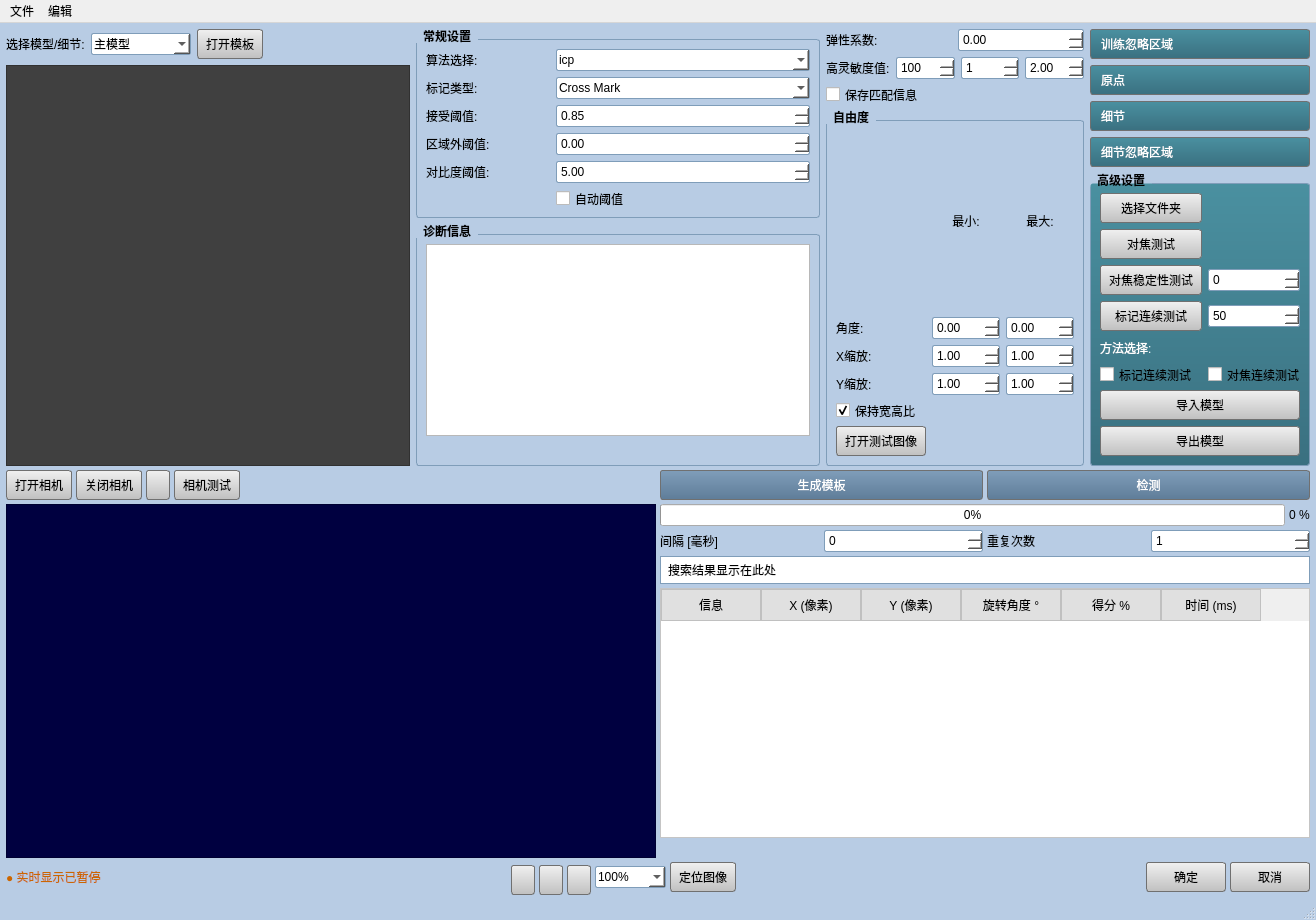
Qt form module/qtgui/src/mainwindow.ui (liushui446/mark_window) before a commit.
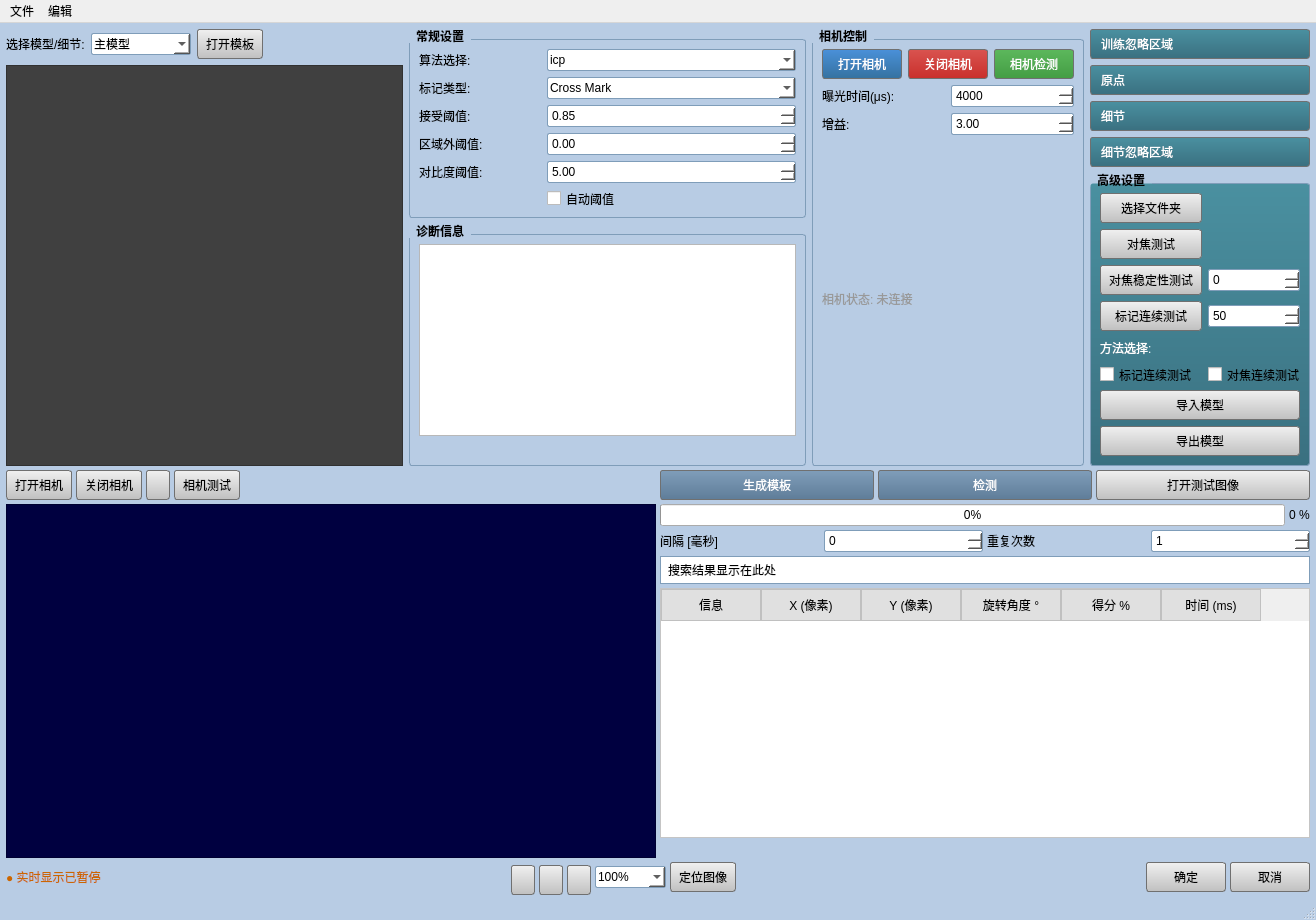
The same form after that commit. Icons and pictures are not drawn. Custom widgets are drawn as their Qt base class.

Commit message: 增加相机界面布局，以及匹配结果轮廓显示和杂点去除

What changed in the file:
```diff
--- a/module/qtgui/src/mainwindow.ui
+++ b/module/qtgui/src/mainwindow.ui
@@ -328,223 +328,123 @@
       <item>
        <layout class="QVBoxLayout" name="middleCenterLayout">
         <item>
-         <layout class="QHBoxLayout" name="elasticityLayout">
-          <item>
-           <widget class="QLabel" name="label_7">
-            <property name="text">
-             <string>弹性系数:</string>
-            </property>
-           </widget>
-          </item>
-          <item>
-           <widget class="QDoubleSpinBox" name="spinBox_elasticity">
-            <property name="value">
-             <double>0.000000000000000</double>
-            </property>
-           </widget>
-          </item>
-         </layout>
-        </item>
-        <item>
-         <layout class="QHBoxLayout" name="sensitivityLayout">
-          <item>
-           <widget class="QLabel" name="label_8">
-            <property name="text">
-             <string>高灵敏度值:</string>
-            </property>
-           </widget>
-          </item>
-          <item>
-           <widget class="QSpinBox" name="lineEdit_6">
-            <property name="maximum">
-             <number>200</number>
-            </property>
-            <property name="value">
-             <number>100</number>
-            </property>
-           </widget>
-          </item>
-          <item>
-           <widget class="QSpinBox" name="lineEdit_5">
-            <property name="maximum">
-             <number>10</number>
-            </property>
-            <property name="value">
-             <number>1</number>
-            </property>
-           </widget>
-          </item>
-          <item>
-           <widget class="QDoubleSpinBox" name="spinBox_sensitivity">
-            <property name="value">
-             <double>2.000000000000000</double>
-            </property>
-           </widget>
-          </item>
-         </layout>
-        </item>
-        <item>
-         <widget class="QCheckBox" name="checkBox_saveMatchInfo">
-          <property name="text">
-           <string>保存匹配信息</string>
-          </property>
-         </widget>
-        </item>
-        <item>
-         <widget class="QGroupBox" name="groupBox_2">
+         <widget class="QGroupBox" name="groupBox_camera">
           <property name="title">
-           <string>自由度</string>
+           <string>相机控制</string>
           </property>
-          <layout class="QGridLayout" name="gridLayout_2">
-           <item row="3" column="2">
-            <widget class="QDoubleSpinBox" name="spinBox_scaleYHigh">
-             <property name="minimum">
-              <double>0.100000000000000</double>
-             </property>
-             <property name="maximum">
-              <double>10.000000000000000</double>
-             </property>
-             <property name="singleStep">
-              <double>0.100000000000000</double>
-             </property>
-             <property name="value">
-              <double>1.000000000000000</double>
-             </property>
-            </widget>
+          <layout class="QVBoxLayout" name="cameraVLayout">
+           <item>
+            <layout class="QHBoxLayout" name="cameraBtnLayout">
+             <item>
+              <widget class="QPushButton" name="pushButton_camOpen">
+               <property name="minimumSize">
+                <size>
+                 <width>80</width>
+                 <height>28</height>
+                </size>
+               </property>
+               <property name="styleSheet">
+                <string notr="true">background-color: qlineargradient(x1:0, y1:0, x2:0, y2:1, stop:0 #4a90d9, stop:1 #3572a0); color: white;</string>
+               </property>
+               <property name="text">
+                <string>打开相机</string>
+               </property>
+              </widget>
+             </item>
+             <item>
+              <widget class="QPushButton" name="pushButton_camClose">
+               <property name="minimumSize">
+                <size>
+                 <width>80</width>
+                 <height>28</height>
+                </size>
+               </property>
+               <property name="styleSheet">
+                <string notr="true">background-color: qlineargradient(x1:0, y1:0, x2:0, y2:1, stop:0 #d9534f, stop:1 #c9302c); color: white;</string>
+               </property>
+               <property name="text">
+                <string>关闭相机</string>
+               </property>
+              </widget>
+             </item>
+             <item>
+              <widget class="QPushButton" name="pushButton_camDetect">
+               <property name="minimumSize">
+                <size>
+                 <width>80</width>
+                 <height>28</height>
+                </size>
+               </property>
+               <property name="styleSheet">
+                <string notr="true">background-color: qlineargradient(x1:0, y1:0, x2:0, y2:1, stop:0 #5cb85c, stop:1 #449d44); color: white;</string>
+               </property>
+               <property name="text">
+                <string>相机检测</string>
+               </property>
+              </widget>
+             </item>
+            </layout>
            </item>
-           <item row="0" column="2">
-            <widget class="QLabel" name="label_10">
-             <property name="text">
-              <string>最大:</string>
-             </property>
-             <property name="alignment">
-              <set>Qt::AlignCenter</set>
-             </property>
-            </widget>
+           <item>
+            <layout class="QGridLayout" name="cameraParamLayout">
+             <item row="0" column="0">
+              <widget class="QLabel" name="label_exposure">
+               <property name="text">
+                <string>曝光时间(μs):</string>
+               </property>
+              </widget>
+             </item>
+             <item row="0" column="1">
+              <widget class="QDoubleSpinBox" name="spinBox_exposure">
+               <property name="minimum">
+                <double>100.000000000000000</double>
+               </property>
+               <property name="maximum">
+                <double>100000.000000000000000</double>
+               </property>
+               <property name="singleStep">
+                <double>500.000000000000000</double>
+               </property>
+               <property name="value">
+                <double>4000.000000000000000</double>
+               </property>
+               <property name="decimals">
+                <number>0</number>
+               </property>
+              </widget>
+             </item>
+             <item row="1" column="0">
+              <widget class="QLabel" name="label_gain">
+               <property name="text">
+                <string>增益:</string>
+               </property>
+              </widget>
+             </item>
+             <item row="1" column="1">
+              <widget class="QDoubleSpinBox" name="spinBox_gain">
+               <property name="minimum">
+                <double>0.000000000000000</double>
+               </property>
+               <property name="maximum">
+                <double>20.000000000000000</double>
+               </property>
+               <property name="singleStep">
+                <double>0.500000000000000</double>
+               </property>
+               <property name="value">
+                <double>3.000000000000000</double>
+               </property>
+              </widget>
+             </item>
+            </layout>
            </item>
-           <item row="4" column="0" colspan="3">
-            <widget class="QCheckBox" name="checkBox_keepAspect">
+           <item>
+            <widget class="QLabel" name="label_cameraStatus">
              <property name="text">
-              <string>保持宽高比</string>
+              <string>相机状态: 未连接</string>
              </property>
-             <property name="checked">
-              <bool>true</bool>
-             </property>
-            </widget>
-           </item>
-           <item row="1" column="2">
-            <widget class="QDoubleSpinBox" name="spinBox_angleHigh">
-             <property name="minimum">
-              <double>-180.000000000000000</double>
-             </property>
-             <property name="maximum">
-              <double>180.000000000000000</double>
-             </property>
-             <property name="value">
-              <double>0.000000000000000</double>
-             </property>
-            </widget>
-           </item>
-           <item row="1" column="0">
-            <widget class="QLabel" name="label_11">
-             <property name="text">
-              <string>角度:</string>
-             </property>
-            </widget>
-           </item>
-           <item row="2" column="0">
-            <widget class="QLabel" name="label_12">
-             <property name="text">
-              <string>X缩放:</string>
-             </property>
-            </widget>
-           </item>
-           <item row="2" column="1">
-            <widget class="QDoubleSpinBox" name="spinBox_scaleXLow">
-             <property name="minimum">
-              <double>0.100000000000000</double>
-             </property>
-             <property name="maximum">
-              <double>10.000000000000000</double>
-             </property>
-             <property name="singleStep">
-              <double>0.100000000000000</double>
-             </property>
-             <property name="value">
-              <double>1.000000000000000</double>
-             </property>
-            </widget>
-           </item>
-           <item row="3" column="0">
-            <widget class="QLabel" name="label_13">
-             <property name="text">
-              <string>Y缩放:</string>
-             </property>
-            </widget>
-           </item>
-           <item row="3" column="1">
-            <widget class="QDoubleSpinBox" name="spinBox_scaleYLow">
-             <property name="minimum">
-              <double>0.100000000000000</double>
-             </property>
-             <property name="maximum">
-              <double>10.000000000000000</double>
-             </property>
-             <property name="singleStep">
-              <double>0.100000000000000</double>
-             </property>
-             <property name="value">
-              <double>1.000000000000000</double>
-             </property>
-            </widget>
-           </item>
-           <item row="1" column="1">
-            <widget class="QDoubleSpinBox" name="spinBox_angleLow">
-             <property name="minimum">
-              <double>-180.000000000000000</double>
-             </property>
-             <property name="maximum">
-              <double>180.000000000000000</double>
-             </property>
-             <property name="value">
-              <double>0.000000000000000</double>
-             </property>
-            </widget>
-           </item>
-           <item row="2" column="2">
-            <widget class="QDoubleSpinBox" name="spinBox_scaleXHigh">
-             <property name="minimum">
-              <double>0.100000000000000</double>
-             </property>
-             <property name="maximum">
-              <double>10.000000000000000</double>
-             </property>
-             <property name="singleStep">
-              <double>0.100000000000000</double>
-             </property>
-             <property name="value">
-              <double>1.000000000000000</double>
-             </property>
-            </widget>
-           </item>
-           <item row="0" column="1">
-            <widget class="QLabel" name="label_9">
-             <property name="text">
-              <string>最小:</string>
-             </property>
-             <property name="alignment">
-              <set>Qt::AlignCenter</set>
-             </property>
-            </widget>
-           </item>
-           <item row="5" column="0">
-            <widget class="QPushButton" name="pushButton_8">
-             <property name="text">
-              <string>打开测试图像</string>
-             </property>
-             <property name="icon">
-              <iconset theme="applications-graphics">
-               <normaloff>.</normaloff>.</iconset>
+             <property name="styleSheet">
+              <string notr="true">color: #999999;</string>
              </property>
             </widget>
            </item>
@@ -804,6 +704,19 @@
             </property>
            </widget>
           </item>
+          <item>
+           <widget class="QPushButton" name="pushButton_8">
+            <property name="minimumSize">
+             <size>
+              <width>110</width>
+              <height>30</height>
+             </size>
+            </property>
+            <property name="text">
+             <string>打开测试图像</string>
+            </property>
+           </widget>
+          </item>
          </layout>
         </item>
         <item>
```
The commit also changes 12 other files.
